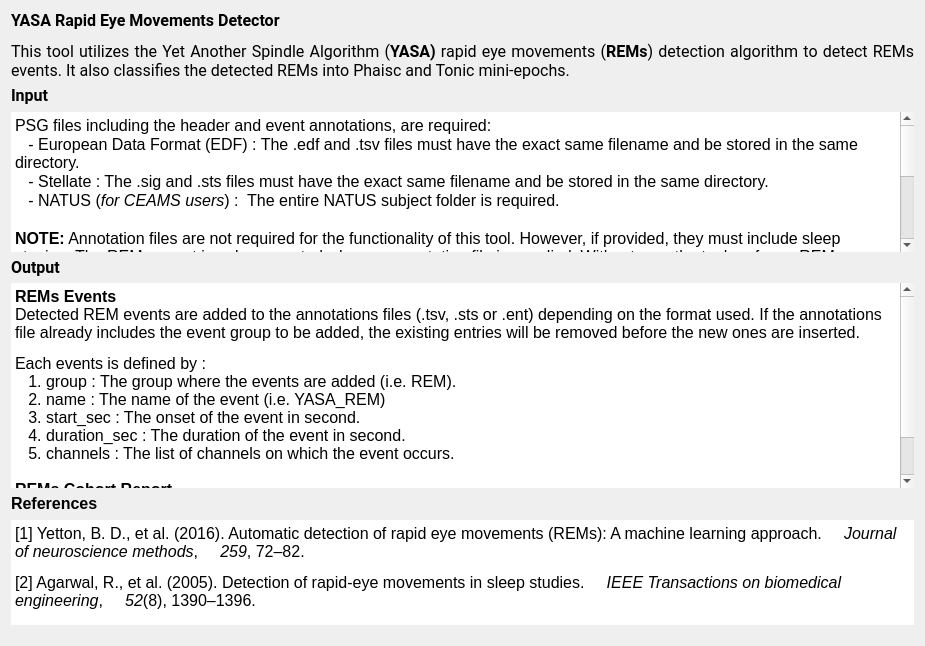
The window that tools/CEAMSTools/DetectREMsYASA/IntroStepYASA/Ui_IntroStepYASA.ui (SnoozToolbox/snooz-package-ceams) describes before a commit, drawn with Qt 5.
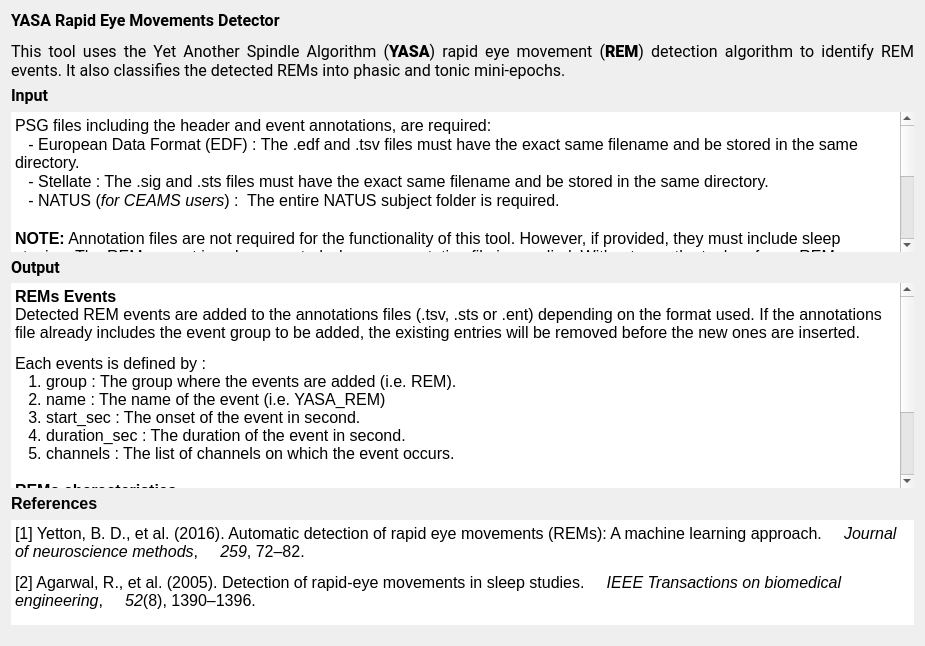
The same window after the commit.

Commit message: Modifying the UI of the Detect REMs YASA tool. Adding new phasic/tonic parameters to the REMs report

```diff
--- a/tools/CEAMSTools/DetectREMsYASA/IntroStepYASA/Ui_IntroStepYASA.ui
+++ b/tools/CEAMSTools/DetectREMsYASA/IntroStepYASA/Ui_IntroStepYASA.ui
@@ -40,7 +40,7 @@
       </font>
      </property>
      <property name="text">
-      <string>&lt;html&gt;&lt;head/&gt;&lt;body&gt;&lt;p&gt;&lt;span style=&quot; font-weight:600;&quot;&gt;YASA Rapid Eye Movements Detector&lt;/span&gt;&lt;/p&gt;&lt;p&gt;This tool utilizes the Yet Another Spindle Algorithm (&lt;span style=&quot; font-weight:600;&quot;&gt;YASA)&lt;/span&gt; rapid eye movements (&lt;span style=&quot; font-weight:600;&quot;&gt;REMs&lt;/span&gt;) detection algorithm to detect REMs events. It also classifies the detected REMs into Phaisc and Tonic mini-epochs.&lt;/p&gt;&lt;/body&gt;&lt;/html&gt;</string>
+      <string>&lt;html&gt;&lt;head/&gt;&lt;body&gt;&lt;p&gt;&lt;span style=&quot; font-weight:600;&quot;&gt;YASA Rapid Eye Movements Detector&lt;/span&gt;&lt;/p&gt;&lt;p&gt;This tool uses the Yet Another Spindle Algorithm (&lt;span style=&quot; font-weight:700;&quot;&gt;YASA&lt;/span&gt;) rapid eye movement (&lt;span style=&quot; font-weight:700;&quot;&gt;REM&lt;/span&gt;) detection algorithm to identify REM events. It also classifies the detected REMs into phasic and tonic mini-epochs.&lt;/p&gt;&lt;/body&gt;&lt;/html&gt;</string>
      </property>
      <property name="textFormat">
       <enum>Qt::TextFormat::AutoText</enum>
@@ -236,7 +236,10 @@
 li.checked::marker { content: &quot;\2612&quot;; }
 &lt;/style&gt;&lt;/head&gt;&lt;body style=&quot; font-family:'Roboto'; font-size:12pt; font-weight:400; font-style:normal;&quot;&gt;
 &lt;p style=&quot; margin-top:12px; margin-bottom:12px; margin-left:0px; margin-right:0px; -qt-block-indent:0; text-indent:0px;&quot;&gt;&lt;span style=&quot; font-weight:700;&quot;&gt;REMs Events&lt;br /&gt;&lt;/span&gt;Detected REM events are added to the annotations files (.tsv, .sts or .ent) depending on the format used. If the annotations file already includes the event group to be added, the existing entries will be removed before the new ones are inserted.&lt;/p&gt;
-&lt;p style=&quot; margin-top:0px; margin-bottom:0px; margin-left:0px; margin-right:0px; -qt-block-indent:0; text-indent:0px;&quot;&gt;Each events is defined by : &lt;br /&gt;   1. group : The group where the events are added (i.e. REM).&lt;br /&gt;   2. name : The name of the event (i.e. YASA_REM)&lt;br /&gt;   3. start_sec : The onset of the event in second. &lt;br /&gt;   4. duration_sec : The duration of the event in second.&lt;br /&gt;   5. channels : The list of channels on which the event occurs.&lt;br /&gt;&lt;br /&gt;&lt;span style=&quot; font-weight:700;&quot;&gt;REMs Cohort Report&lt;/span&gt;&lt;/p&gt;
+&lt;p style=&quot; margin-top:0px; margin-bottom:0px; margin-left:0px; margin-right:0px; -qt-block-indent:0; text-indent:0px;&quot;&gt;Each events is defined by :&lt;br /&gt;   1. group : The group where the events are added (i.e. REM).&lt;br /&gt;   2. name : The name of the event (i.e. YASA_REM)&lt;br /&gt;   3. start_sec : The onset of the event in second. &lt;br /&gt;   4. duration_sec : The duration of the event in second.&lt;br /&gt;   5. channels : The list of channels on which the event occurs.&lt;br /&gt;&lt;/p&gt;
+&lt;p style=&quot; margin-top:0px; margin-bottom:0px; margin-left:0px; margin-right:0px; -qt-block-indent:0; text-indent:0px;&quot;&gt;&lt;span style=&quot; font-weight:700;&quot;&gt;REMs characteristics&lt;/span&gt;&lt;/p&gt;
+&lt;p style=&quot; margin-top:0px; margin-bottom:0px; margin-left:0px; margin-right:0px; -qt-block-indent:0; text-indent:0px;&quot;&gt;Characteristics for each REM event have been saved in a separate folder for further analysis.&lt;/p&gt;
+&lt;p style=&quot; margin-top:0px; margin-bottom:0px; margin-left:0px; margin-right:0px; -qt-block-indent:0; text-indent:0px;&quot;&gt;&lt;br /&gt;&lt;span style=&quot; font-weight:700;&quot;&gt;REMs Cohort Report&lt;/span&gt;&lt;/p&gt;
 &lt;p style=&quot; margin-top:0px; margin-bottom:0px; margin-left:0px; margin-right:0px; -qt-block-indent:0; text-indent:0px;&quot;&gt;Averaged REM characteristics and REM density are reported per sleep cycle and per hour in a cohort report.&lt;/p&gt;
 &lt;p style=&quot; margin-top:0px; margin-bottom:0px; margin-left:0px; margin-right:0px; -qt-block-indent:0; text-indent:0px;&quot;&gt;&lt;span style=&quot; font-weight:700; color:#ff0000;&quot;&gt;NOTE:&lt;/span&gt;&lt;span style=&quot; color:#ff0000;&quot;&gt; Please define the &lt;/span&gt;&lt;span style=&quot; font-weight:700; color:#ff0000;&quot;&gt;sleep cycle&lt;/span&gt;&lt;span style=&quot; color:#ff0000;&quot;&gt; configuration you wish to use for the analysis using the blue panel on the left.&lt;/span&gt;&lt;/p&gt;&lt;/body&gt;&lt;/html&gt;</string>
        </property>
```
The commit also changes 7 other files.
